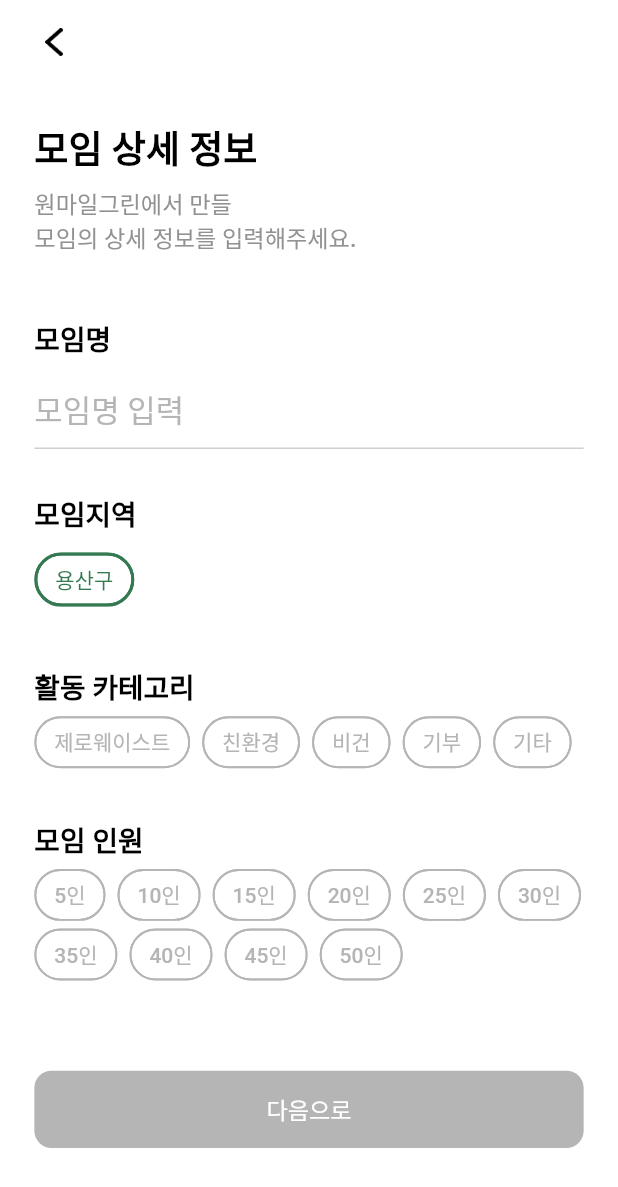
After one commit to mingreen2023/onemilegreen-front, a Flutter app: the CommunityCreatePage screen opened directly, after a tap on "용산구", on a phone screen of 412 x 824 dp. The commit adds this screen. Shown: the top 1187 px of the screen. Run offline on Flutter 3.47's test engine with Material 2 defaults, Android fonts, the phone set to English and light mode, and no system bars; our stand-ins replace cached_network_image, carousel_slider, dio, flutter_dotenv, flutter_screenutil, logger and 1 more; network calls fail.

Commit message:
[ADD] community create page ui(finished), api call(in progress)

```diff
--- a/lib/models/community_detail_model.dart
+++ b/lib/models/community_detail_model.dart
@@ -80,6 +80,7 @@ class CommunityItem {
 }
 
 class PhotoItem {
+  final int feedId;
   final String userNick;
   final String schName;
   final String schStDate;
@@ -89,6 +90,7 @@ class PhotoItem {
   final int feedLike;
 
   PhotoItem({
+    required this.feedId,
     required this.userNick,
     required this.schName,
     required this.schStDate,
@@ -100,6 +102,7 @@ class PhotoItem {
 
   factory PhotoItem.fromJson(Map<String, dynamic> json) {
     return PhotoItem(
+      feedId: json['feed_id'],
       userNick: json['user_nick'],
       schName: json['sch_name'],
       schStDate: json['sch_st_date'],
--- a/lib/screens/home_screen.dart
+++ b/lib/screens/home_screen.dart
@@ -1,8 +1,10 @@
 import 'package:flutter/material.dart';
+import 'package:onemilegreen_front/screens/pages/community_create_page.dart';
 import 'package:onemilegreen_front/screens/pages/community_page.dart';
 import 'package:onemilegreen_front/screens/pages/green_city_page.dart';
 import 'package:onemilegreen_front/screens/pages/my_page.dart';
 import 'package:onemilegreen_front/screens/pages/routine_page.dart';
+import 'package:onemilegreen_front/util/colors.dart';
 import 'package:onemilegreen_front/util/constants.dart';
 import 'package:onemilegreen_front/util/images.dart';
 
@@ -71,6 +73,26 @@ class _HomeScreenState extends State<HomeScreen> {
           onTap: _onItemTapped,
         ),
       ),
+      floatingActionButton: _selectedIndex == 2
+          ? FloatingActionButton.extended(
+              onPressed: () {
+                Navigator.push(
+                  context,
+                  MaterialPageRoute(
+                      builder: (context) => const CommunityCreatePage(),
+                      fullscreenDialog: true),
+                );
+              },
+              label: const Text(
+                '모임 만들기',
+                style: TextStyle(
+                  fontWeight: FontWeight.w600,
+                ),
+              ),
+              icon: const Icon(Icons.add),
+              backgroundColor: OmgColors.primaryColor,
+            )
+          : null,
     );
   }
 
--- /dev/null
+++ b/lib/screens/pages/community/community_create_first_page.dart
@@ -0,0 +1,230 @@
+import 'package:flutter/material.dart';
+import 'package:flutter_screenutil/flutter_screenutil.dart';
+import 'package:onemilegreen_front/services/dio_service.dart';
+import 'package:onemilegreen_front/util/colors.dart';
+import 'package:onemilegreen_front/util/constants.dart';
+import 'package:onemilegreen_front/util/form_validation.dart';
+import 'package:onemilegreen_front/util/theme.dart';
+import 'package:onemilegreen_front/widgets/common/underlined_text_input_widget.dart';
+
+class CommunityCreateFirstPage extends StatefulWidget {
+  Function() onNext;
+  CommunityCreateFirstPage({super.key, required this.onNext});
+
+  @override
+  State<CommunityCreateFirstPage> createState() =>
+      _CommunityCreateFirstPageState();
+}
+
+class _CommunityCreateFirstPageState extends State<CommunityCreateFirstPage> {
+  List<String> peopleList = [
+    "5인",
+    "10인",
+    "15인",
+    "20인",
+    "25인",
+    "30인",
+    "35인",
+    "40인",
+    "45인",
+    "50인"
+  ];
+  List<String> categoryList = ["제로웨이스트", "친환경", "비건", "기부", "기타"];
+
+  // Variables to hold the selected value
+  String? selectedPeople;
+  String? selectedCategory;
+  String? inputText;
+
+  String onChanged(String text) {
+    setState(() {
+      inputText = text;
+    });
+
+    return text;
+  }
+
+  Widget buildTitle(String title) => Text(
+        title,
+        style: CustomTextStyle.createComName,
+      );
+
+  Widget choiceChipList(
+      List<String> choices, String? selectedChoice, Function onSelect) {
+    return Wrap(
+      spacing: 7.w,
+      runSpacing: 5.h,
+      children: choices.map((String choice) {
+        return ChoiceChip(
+          materialTapTargetSize: MaterialTapTargetSize.shrinkWrap,
+          label: Text(choice),
+          pressElevation: 1,
+          shape: RoundedRectangleBorder(
+            side: BorderSide(
+              color: selectedChoice == choice
+                  ? OmgColors.primaryColor
+                  : OmgColors.chipGreyColor,
+              width: 1.3,
+            ),
+            borderRadius: BorderRadius.circular(20.0),
+          ),
+          backgroundColor: Colors.white,
+          selectedColor: Colors.white,
+          selected: selectedChoice == choice,
+          labelStyle: TextStyle(
+            color: selectedChoice == choice
+                ? OmgColors.primaryColor
+                : OmgColors.chipGreyColor,
+            fontWeight:
+                selectedChoice == choice ? FontWeight.w600 : FontWeight.w500,
+          ),
+          onSelected: (bool selected) {
+            setState(() {
+              onSelect(selected ? choice : null);
+            });
+          },
+        );
+      }).toList(),
+    );
+  }
+
+  Widget fixedChip() => ChoiceChip(
+        label: const Text("용산구"), // TODO: [FIX] user info
+        pressElevation: 1,
+        labelStyle: const TextStyle(color: OmgColors.primaryColor),
+        shape: RoundedRectangleBorder(
+          side: const BorderSide(
+            color: OmgColors.primaryColor,
+            width: 2.0,
+          ),
+          borderRadius: BorderRadius.circular(20.0),
+        ),
+        backgroundColor: Colors.white,
+        selectedColor: Colors.white,
+        selected: true,
+        onSelected: (bool selected) {},
+      );
+
+  @override
+  Widget build(BuildContext context) {
+    final formValidation = FormValidation(
+      selectedPeople: selectedPeople,
+      selectedCategory: selectedCategory,
+      inputText: inputText,
+    );
+
+    return Container(
+      width: double.maxFinite,
+      padding: EdgeInsets.symmetric(
+        horizontal: margin_side,
+        vertical: 23.h,
+      ),
+      child: Column(
+        crossAxisAlignment: CrossAxisAlignment.start,
+        children: [
+          Text(
+            "모임 상세 정보",
+            style: CustomTextStyle.createComTitle,
+          ),
+          SizedBox(
+            height: 7.h,
+          ),
+          Text(
+            "원마일그린에서 만들\n모임의 상세 정보를 입력해주세요.",
+            style: CustomTextStyle.createComGuide,
+          ),
+          SizedBox(
+            height: 40.h,
+          ),
+          buildTitle("모임명"),
+          SizedBox(
+            height: 7.h,
+          ),
+          // 모임명 >>>
+          UnderlinedTextInputWidget(
+            hintText: "모임명 입력",
+            onChanged: onChanged,
+          ),
+          SizedBox(
+            height: 28.h,
+          ),
+          // 모임지역 >>>
+          buildTitle("모임지역"),
+          SizedBox(
+            height: 7.h,
+          ),
+          fixedChip(),
+          SizedBox(
+            height: 32.h,
+          ),
+          buildTitle("활동 카테고리"),
+          SizedBox(
+            height: 7.h,
+          ),
+          choiceChipList(categoryList, selectedCategory,
+              (value) => selectedCategory = value),
+          SizedBox(
+            height: 32.h,
+          ),
+          buildTitle("모임 인원"),
+          SizedBox(
+            height: 7.h,
+          ),
+          choiceChipList(
+              peopleList, selectedPeople, (value) => selectedPeople = value),
+          SizedBox(
+            height: 32.h,
+          ),
+          Expanded(
+            child: Column(
+              mainAxisAlignment: MainAxisAlignment.end,
+              children: [
+                TextButton(
+                  style: ButtonStyle(
+                    backgroundColor: MaterialStateProperty.resolveWith<Color>(
+                      (Set<MaterialState> states) {
+                        if (states.contains(MaterialState.disabled)) {
+                          return const Color(0xffB5B5B5);
+                        } else {
+                          return Colors.black;
+                        }
+                      },
+                    ),
+                    foregroundColor: MaterialStateProperty.all<Color>(
+                      Colors.white,
+                    ),
+                    fixedSize: MaterialStateProperty.all<Size>(
+                      Size(double.maxFinite, 50.h),
+                    ),
+                    shape: MaterialStateProperty.all<RoundedRectangleBorder>(
+                      RoundedRectangleBorder(
+                        borderRadius: BorderRadius.circular(10.w),
+                      ),
+                    ),
+                  ),
+                  onPressed:
+                      formValidation.formState == CommunityFormState.Complete
+                          ? () {
+                              logger.d(formValidation.formValues);
+                              widget.onNext();
+                            }
+                          : null,
+                  child: Text(
+                    "다음으로",
+                    style: TextStyle(
+                      fontSize: 15.sp,
+                      fontWeight: FontWeight.w500,
+                    ),
+                  ),
+                ),
+                SizedBox(
+                  height: 34.h,
+                ),
+              ],
+            ),
+          )
+        ],
+      ),
+    );
+  }
+}
--- /dev/null
+++ b/lib/screens/pages/community_create_page.dart
@@ -0,0 +1,185 @@
+import 'package:flutter/material.dart';
+import 'package:flutter_screenutil/flutter_screenutil.dart';
+import 'package:onemilegreen_front/screens/pages/community/community_create_first_page.dart';
+import 'package:onemilegreen_front/services/dio_service.dart';
+import 'package:onemilegreen_front/util/colors.dart';
+import 'package:onemilegreen_front/util/constants.dart';
+import 'package:onemilegreen_front/util/images.dart';
+import 'package:onemilegreen_front/util/theme.dart';
+import 'package:onemilegreen_front/widgets/common/back_arrow_appbar.dart';
+
+class CommunityCreatePage extends StatefulWidget {
+  const CommunityCreatePage({super.key});
+
+  @override
+  State<CommunityCreatePage> createState() => _CommunityCreatePageState();
+}
+
+class _CommunityCreatePageState extends State<CommunityCreatePage> {
+  late PageController _pageController;
+
+  @override
+  void initState() {
+    super.initState();
+    _pageController = PageController(initialPage: 0);
+  }
+
+  @override
+  void dispose() {
+    _pageController.dispose();
+    super.dispose();
+  }
+
+  @override
+  Widget build(BuildContext context) {
+    return Scaffold(
+      appBar: BackArrowAppBar(
+        title: '',
+        icon: Images.chevronBack,
+        onPressed: () {
+          if (_pageController.hasClients && _pageController.page! > 0) {
+            _pageController.previousPage(
+              duration: const Duration(milliseconds: 400),
+              curve: Curves.easeInOut,
+            );
+          } else {
+            Navigator.pop(context);
+          }
+        },
+      ),
+      body: PageView(
+        controller: _pageController,
+        physics:
+            const NeverScrollableScrollPhysics(), // disable swipe to next page
+        children: <Widget>[
+          CommunityCreateFirstPage(onNext: () {
+            _pageController.nextPage(
+              duration: const Duration(milliseconds: 400),
+              curve: Curves.easeInOut,
+            );
+          }),
+          const CommunityCreateSecondPage(),
+        ],
+      ),
+    );
+  }
+}
+
+class CommunityCreateSecondPage extends StatelessWidget {
+  const CommunityCreateSecondPage({super.key});
+
+  Widget buildTitle(String title) => Text(
+        title,
+        style: CustomTextStyle.createComName,
+      );
+
+  @override
+  Widget build(BuildContext context) {
+    return Container(
+      padding: EdgeInsets.all(margin_side),
+      width: double.maxFinite,
+      child: Column(crossAxisAlignment: CrossAxisAlignment.start, children: [
+        Text(
+          "모임 상세 정보",
+          style: CustomTextStyle.createComTitle,
+        ),
+        SizedBox(
+          height: 32.h,
+        ),
+        buildTitle("모임 소개글"),
+        SizedBox(
+          height: 18.h,
+        ),
+        Container(
+          height: 100.h,
+          constraints: BoxConstraints.expand(
+            width: double.maxFinite,
+            height: 100.h,
+          ),
+          child: TextField(
+            minLines: 5,
+            maxLines: null,
+            decoration: InputDecoration(
+              hintText: '활동 내용에 관해 입력해주세요',
+              border: OutlineInputBorder(
+                borderRadius: BorderRadius.circular(5),
+                borderSide: const BorderSide(
+                  color: Color(0xffB9B9B9),
+                ),
+              ),
+              enabledBorder: OutlineInputBorder(
+                borderRadius: BorderRadius.circular(5),
+                borderSide: const BorderSide(
+                  color: Color(0xffB9B9B9),
+                ),
+              ),
+              focusedBorder: OutlineInputBorder(
+                borderRadius: BorderRadius.circular(5),
+                borderSide: const BorderSide(
+                  color: OmgColors.primaryColor,
+                  width: 1.5,
+                ),
+              ),
+            ),
+          ),
+        ),
+        SizedBox(
+          height: 50.h,
+        ),
+        buildTitle("모임 대표사진 등록"),
+        SizedBox(
+          height: 50.h,
+        ),
+        IconButton(
+          iconSize: 86,
+          icon: Image.asset(Images.communityAdd),
+          onPressed: () {
+            logger.d("pressed");
+          },
+        ),
+        Expanded(
+          child: Column(
+            mainAxisAlignment: MainAxisAlignment.end,
+            children: [
+              TextButton(
+                style: ButtonStyle(
+                  backgroundColor: MaterialStateProperty.resolveWith<Color>(
+                    (Set<MaterialState> states) {
+                      if (states.contains(MaterialState.disabled)) {
+                        return const Color(0xffB5B5B5);
+                      } else {
+                        return Colors.black;
+                      }
+                    },
+                  ),
+                  foregroundColor: MaterialStateProperty.all<Color>(
+                    Colors.white,
+                  ),
+                  fixedSize: MaterialStateProperty.all<Size>(
+                    Size(double.maxFinite, 50.h),
+                  ),
+                  shape: MaterialStateProperty.all<RoundedRectangleBorder>(
+                    RoundedRectangleBorder(
+                      borderRadius: BorderRadius.circular(10.w),
+                    ),
+                  ),
+                ),
+                onPressed: () {},
+                child: Text(
+                  "완료",
+                  style: TextStyle(
+                    fontSize: 15.sp,
+                    fontWeight: FontWeight.w500,
+                  ),
+                ),
+              ),
+              SizedBox(
+                height: 34.h,
+              ),
+            ],
+          ),
+        ),
+      ]),
+    );
+  }
+}
--- a/lib/screens/pages/community_detail_page.dart
+++ b/lib/screens/pages/community_detail_page.dart
@@ -193,7 +193,7 @@ class BottomButtonSheetWidget extends StatelessWidget {
   @override
   Widget build(BuildContext context) {
     return Container(
-      padding: EdgeInsets.symmetric(horizontal: margin_side, vertical: 20.h),
+      padding: EdgeInsets.symmetric(horizontal: margin_side, vertical: 10.h),
       height: 94.h,
       child: Row(
         mainAxisAlignment: MainAxisAlignment.spaceBetween,
@@ -222,7 +222,12 @@ class BottomButtonSheetWidget extends StatelessWidget {
               ),
             ),
             onPressed: () {},
-            child: const Text("일정 보기"),
+            child: const Text(
+              "일정 보기",
+              style: TextStyle(
+                fontWeight: FontWeight.w600,
+              ),
+            ),
           ),
         ],
       ),
--- a/lib/util/colors.dart
+++ b/lib/util/colors.dart
@@ -18,5 +18,6 @@ class OmgColors {
   static const lineGreyColor = Color(0xffDCDCDC);
   static const arrowGreyColor = Color(0xff949494);
   static const countGreyColor = Color(0xff878787);
+  static const chipGreyColor = Color(0xffB5B5B5);
   static const unselectedBottonMenu = Color(0xff929292);
 }
--- a/lib/util/constants.dart
+++ b/lib/util/constants.dart
@@ -9,5 +9,5 @@ const String myPage = "마이페이지";
 // size
 const double bottomIconSize = 24;
 double margin_top = 54.h;
-double margin_side = 20.h;
+double margin_side = 20.w;
 double tabBarHeight = 58;
--- /dev/null
+++ b/lib/util/form_validation.dart
@@ -0,0 +1,25 @@
+enum CommunityFormState {
+  Incomplete,
+  Complete,
+}
+
+class FormValidation {
+  String? selectedPeople;
+  String? selectedCategory;
+  String? inputText;
+
+  FormValidation({this.selectedPeople, this.selectedCategory, this.inputText});
+
+  CommunityFormState get formState {
+    return (selectedPeople != null &&
+            selectedCategory != null &&
+            inputText != null &&
+            inputText!.isNotEmpty)
+        ? CommunityFormState.Complete
+        : CommunityFormState.Incomplete;
+  }
+
+  String get formValues {
+    return "selectedPeople: $selectedPeople, selectedCategory: $selectedCategory, inputText: $inputText";
+  }
+}
--- a/lib/util/theme.dart
+++ b/lib/util/theme.dart
@@ -125,4 +125,46 @@ class CustomTextStyle {
     color: OmgColors.lightGreyColor,
     fontWeight: FontWeight.w400,
   );
+
+  static TextStyle createComTitle = TextStyle(
+    fontSize: 24.sp,
+    fontWeight: FontWeight.bold,
+    color: Colors.black,
+  );
+
+  static TextStyle createComGuide = TextStyle(
+    fontSize: 15.sp,
+    fontWeight: FontWeight.w500,
+    color: OmgColors.unselectedBottonMenu,
+  );
+
+  static TextStyle createComName = TextStyle(
+    fontSize: 18.sp,
+    fontWeight: FontWeight.w600,
+    color: Colors.black,
+  );
+
+  static TextStyle createComInputPlaceholder = TextStyle(
+    fontSize: 20.sp,
+    fontWeight: FontWeight.w400,
+    color: OmgColors.chipGreyColor,
+  );
+
+  static TextStyle createComInputText = TextStyle(
+    fontSize: 20.sp,
+    fontWeight: FontWeight.w400,
+    color: Colors.black,
+  );
+
+  static TextStyle createComChipSelected = TextStyle(
+    fontSize: 13.sp,
+    fontWeight: FontWeight.w600,
+    color: OmgColors.primaryColor,
+  );
+
+  static TextStyle createComChipUnselected = TextStyle(
+    fontSize: 13.sp,
+    fontWeight: FontWeight.w600,
+    color: OmgColors.chipGreyColor,
+  );
 }
--- a/lib/widgets/common/back_arrow_appbar.dart
+++ b/lib/widgets/common/back_arrow_appbar.dart
@@ -4,10 +4,14 @@ import 'package:onemilegreen_front/util/images.dart';
 
 class BackArrowAppBar extends StatelessWidget implements PreferredSizeWidget {
   final String title;
+  final String icon;
+  final Function()? onPressed;
 
   const BackArrowAppBar({
     super.key,
     required this.title,
+    this.icon = Images.arrowBack,
+    this.onPressed,
   });
 
   @override
@@ -28,10 +32,12 @@ class BackArrowAppBar extends StatelessWidget implements PreferredSizeWidget {
           icon: SizedBox(
             width: 16.w,
             height: 16.w,
-          child: Image.asset(Images.arrowBack),
+            child: Image.asset(
+              icon,
+              color: Colors.black,
             ),
-        onPressed: () => Navigator.pop(context),
           ),
+          onPressed: onPressed ?? () => Navigator.pop(context)),
     );
   }
 
--- /dev/null
+++ b/lib/widgets/common/underlined_text_input_widget.dart
@@ -0,0 +1,42 @@
+import 'package:flutter/material.dart';
+import 'package:onemilegreen_front/util/theme.dart';
+
+class UnderlinedTextInputWidget extends StatefulWidget {
+  final String hintText;
+  final String Function(String text) onChanged;
+  const UnderlinedTextInputWidget(
+      {super.key, required this.hintText, required this.onChanged});
+
+  @override
+  State<UnderlinedTextInputWidget> createState() =>
+      _UnderlinedTextInputWidgetState();
+}
+
+class _UnderlinedTextInputWidgetState extends State<UnderlinedTextInputWidget> {
+  final TextEditingController textEditingController = TextEditingController();
+
+  @override
+  Widget build(BuildContext context) {
+    return Column(
+      children: [
+        TextField(
+          controller: textEditingController,
+          decoration: InputDecoration(
+            hintText: widget.hintText,
+            hintStyle: CustomTextStyle.createComInputPlaceholder,
+            enabledBorder: const UnderlineInputBorder(
+              borderSide: BorderSide(color: Color(0xffD0D0D0)),
+            ),
+            focusedBorder: const UnderlineInputBorder(
+              borderSide: BorderSide(color: Colors.black),
+            ),
+          ),
+          style: CustomTextStyle.createComInputText,
+          onChanged: (String val) {
+            widget.onChanged(val);
+          },
+        ),
+      ],
+    );
+  }
+}
--- a/lib/widgets/community/community_item_shimmer_widget.dart
+++ b/lib/widgets/community/community_item_shimmer_widget.dart
@@ -18,9 +18,12 @@ class CommunityItemShimmerWidget extends StatelessWidget {
             height: 26.h,
           ),
           // slider >>>
-          SizedBox(
+          Container(
             width: double.maxFinite,
             height: 271.h,
+            decoration: const BoxDecoration(
+              color: OmgColors.primaryColor,
+            ),
           ),
           // 이 모임에서 총 ㅇㅇ톤의 탄소를 줄였어요.
           Container(
```
Lines whose indentation alone changed are shown as unchanged.
